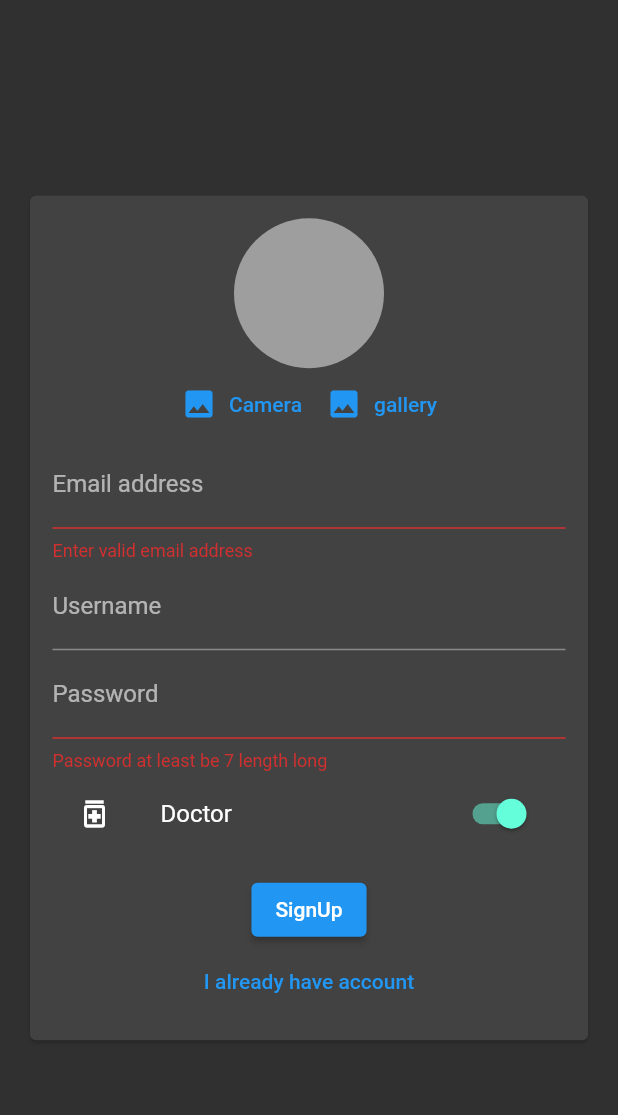
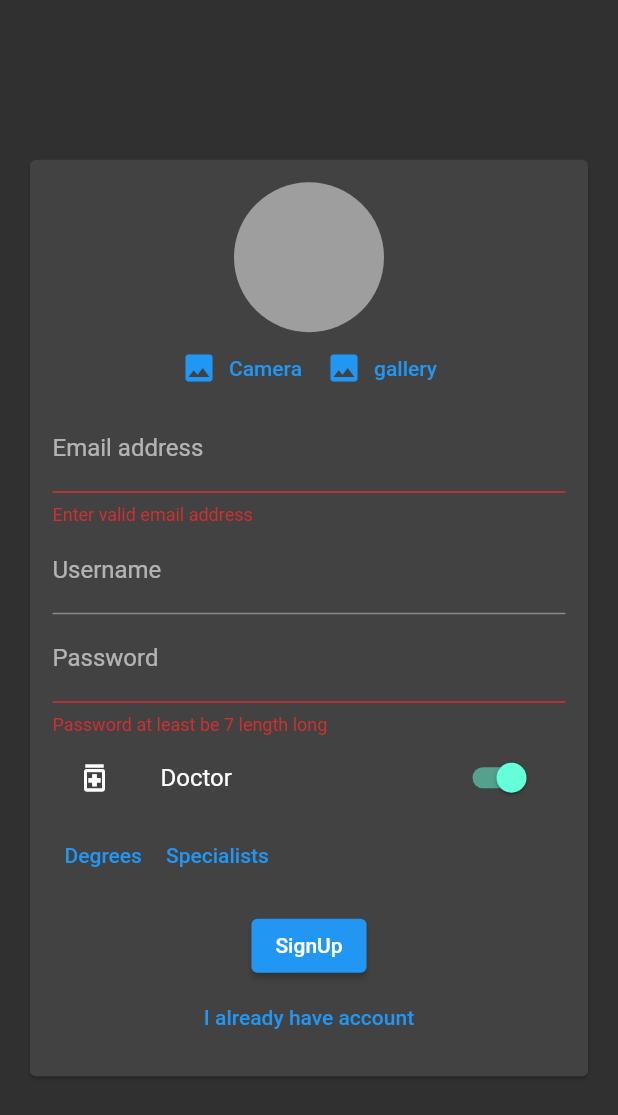
Before and after one commit to 7abhisheknn/health_assistant_app, a Flutter app: the screen it shows after launch, after a tap on "Login", after a tap on "Create New Account", after a tap on "Patient", on a phone screen of 412 x 824 dp. Shown: the top 1115 px of the screen. Run offline on Flutter 3.47's test engine with Material 2 defaults, Android fonts, the phone set to English and light mode, and no system bars; our stand-ins replace cloud_firestore, firebase_auth, firebase_core, firebase_storage, image_picker; accounts and stored records are empty.

Commit message:
show dialogs for login of doctor

```diff
--- a/lib/pages/auth_page.dart
+++ b/lib/pages/auth_page.dart
@@ -13,6 +13,7 @@ class AuthPage extends StatefulWidget {
 }
 
 class _AuthPageState extends State<AuthPage> {
+  List<String> degree = ['MBBS', 'MD'];
   bool _isLoading = false;
   final _auth = FirebaseAuth.instance;
   void _submitAuthForm(
@@ -22,6 +23,7 @@ class _AuthPageState extends State<AuthPage> {
     File image,
     bool isLogin,
     bool isDoctor,
+    List<String> degree,
   ) async {
     UserCredential? authResult;
     try {
@@ -49,6 +51,7 @@ class _AuthPageState extends State<AuthPage> {
           'username': username,
           'email': email,
           'image_url': url,
+          if (isDoctor) 'degree': degree,
         });
       }
     } on Exception catch (e) {
@@ -66,8 +69,10 @@ class _AuthPageState extends State<AuthPage> {
       setState(() {
         _isLoading = false;
       });
+      // ignore: avoid_print
       print(error);
     }
+    // ignore: avoid_print
     if (authResult != null) print(authResult);
   }
 
--- a/lib/widgets/auth/auth_form.dart
+++ b/lib/widgets/auth/auth_form.dart
@@ -2,6 +2,7 @@ import 'dart:io';
 
 import 'package:flutter/material.dart';
 import 'package:health_assistant_app/pickers/user_image_picker.dart';
+import 'package:health_assistant_app/widgets/auth/list_adder.dart';
 
 class AuthForm extends StatefulWidget {
   // ignore: prefer_typing_uninitialized_variables
@@ -13,6 +14,7 @@ class AuthForm extends StatefulWidget {
     File image,
     bool isLogin,
     bool isDoctor,
+    List<String> degree,
   ) submitFn;
 
   // AuthForm(this.submitFn, this.isLoading, {Key? key}) : super(key: key);
@@ -30,7 +32,15 @@ class _AuthFormState extends State<AuthForm> {
   String _userEmail = '';
   String _userName = '';
   String _userPassword = '';
+  List<String> _degree = [];
+  List<String> _specialist = [];
   File? _userImageFile;
+  void _setLists(List<String> degree, List<String> specialist) {
+    setState(() {
+      _degree = degree;
+      _specialist = specialist;
+    });
+  }
 
   void _pickedImage(File image) {
     _userImageFile = image;
@@ -58,6 +68,7 @@ class _AuthFormState extends State<AuthForm> {
       _userImageFile!,
       _isLogin,
       _isDoctor,
+      _degree,
     );
   }
 
@@ -131,12 +142,12 @@ class _AuthFormState extends State<AuthForm> {
                         setState(() {
                           _isDoctor = value;
                         });
-                        print(_isDoctor);
                       },
                       secondary: _isDoctor
                           ? const Icon(Icons.medication_outlined)
                           : const Icon(Icons.person),
                     ),
+                  if (!_isLogin && _isDoctor) ListAdder(setLists: _setLists),
                   const SizedBox(height: 12),
                   widget.isLoading
                       ? const CircularProgressIndicator()
--- /dev/null
+++ b/lib/widgets/auth/list_adder.dart
@@ -0,0 +1,58 @@
+import 'package:flutter/material.dart';
+
+class ListAdder extends StatefulWidget {
+  Function setLists;
+  ListAdder({Key? key, required this.setLists}) : super(key: key);
+
+  @override
+  _ListAdderState createState() => _ListAdderState();
+}
+
+class _ListAdderState extends State<ListAdder> {
+  List<String> degree = [];
+  List<String> specialist = [];
+  Future<void> _listAdder(Text title, int choose) async {
+    return showDialog(
+        barrierDismissible: false,
+        context: context,
+        builder: (BuildContext context) {
+          return AlertDialog(
+            title: title,
+            content: SingleChildScrollView(
+              child: ListBody(
+                children: const <Widget>[
+                  Text('This is a demo alert dialog.'),
+                  Text('Would you like to approve of this message?'),
+                ],
+              ),
+            ),
+            actions: <Widget>[
+              TextButton(
+                child: const Text('Approve'),
+                onPressed: () {
+                  Navigator.of(context).pop();
+                },
+              ),
+            ],
+          );
+        });
+  }
+
+  @override
+  Widget build(BuildContext context) {
+    return Row(
+      children: [
+        TextButton(
+            onPressed: () {
+              _listAdder(const Text('Add your Degrees'), 0);
+            },
+            child: const Text('Degrees')),
+        TextButton(
+            onPressed: () {
+              _listAdder(const Text('Add your specialists'), 0);
+            },
+            child: const Text('Specialists')),
+      ],
+    );
+  }
+}
```
